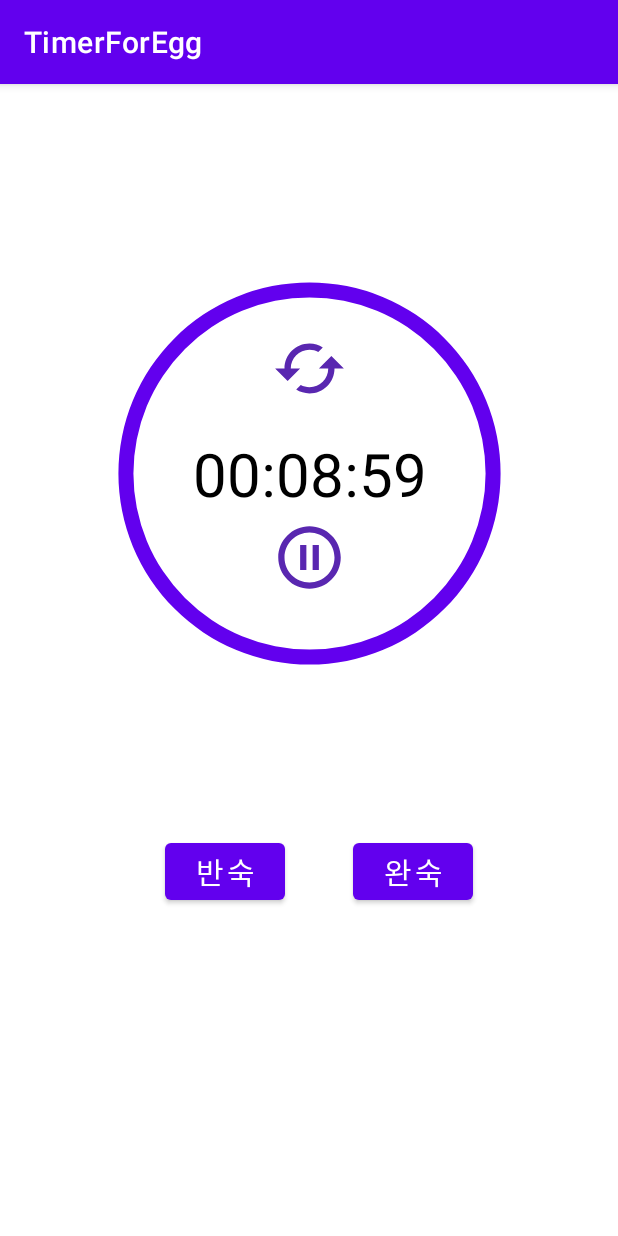
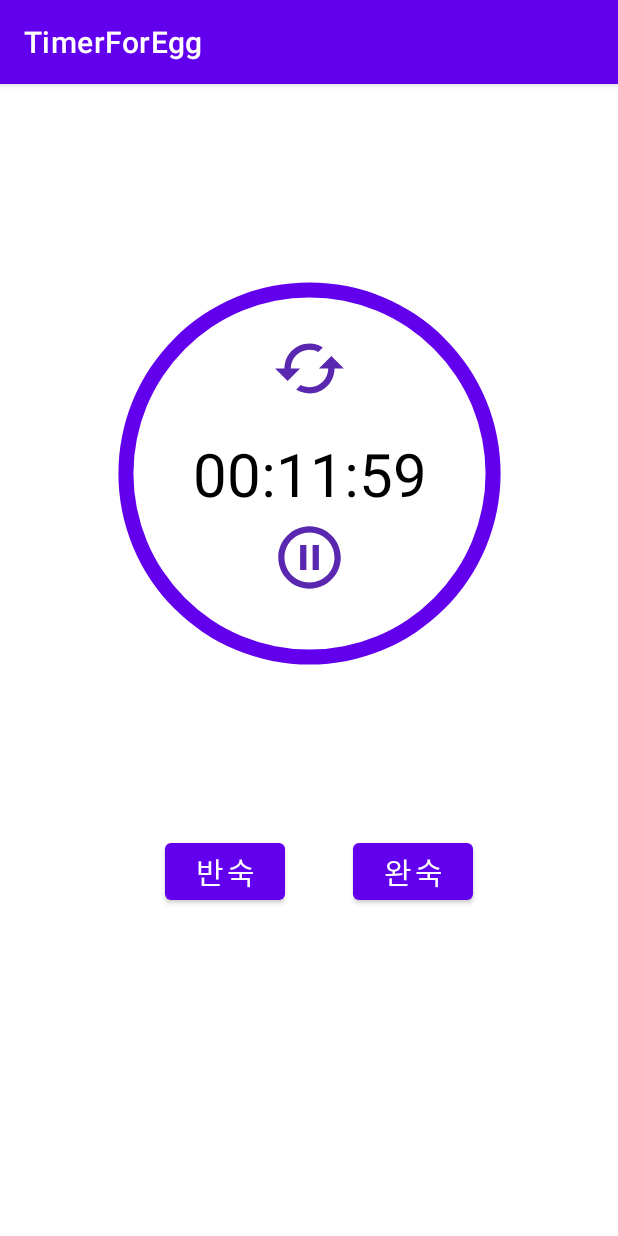
Before and after one commit to bomingming/TimerForEgg, an Android app: the screen it shows after launch (MainActivity), after a tap on an icon or button, on a phone screen of 412 x 824 dp. Run offline under Robolectric (Android 15) with nearby library versions, the phone set to English and light mode, and no system bars; 3 other taps on this screen came first.

Commit message:
반숙 완숙 버튼 기능 구현

```diff
--- a/app/src/main/java/kr/co/company/timerforegg/MainActivity.java
+++ b/app/src/main/java/kr/co/company/timerforegg/MainActivity.java
@@ -41,8 +41,29 @@ public class MainActivity extends AppCompatActivity implements View.OnClickListe
         initViews();
         initListeners();
 
-        // 리스너로 반숙이 버튼 작업중
+        Button soft = (Button) findViewById(R.id.soft);
+        Button hard = (Button) findViewById(R.id.hard);
 
+        View.OnClickListener listener = new View.OnClickListener() {
+            @Override
+            public void onClick(View view) {
+                switch (view.getId()){
+                    case R.id.soft:
+                        setTimerValues();
+                        textViewTime.setText(hmsTimeFormatter(timeCountInMilliSeconds));
+                        break;
+                    case R.id.hard:
+                        setTimerValuesHard();
+                        textViewTime.setText(hmsTimeFormatter(timeCountInMilliSeconds));
+                        break;
+                }
+            }
+        };
+
+        soft.setOnClickListener(listener);
+        hard.setOnClickListener(listener);
+
+        /*// 리스너로 반숙이 버튼 작업중
         View.OnClickListener listener = new View.OnClickListener() {
             @Override
             public void onClick(View view) {
@@ -51,7 +72,7 @@ public class MainActivity extends AppCompatActivity implements View.OnClickListe
             }
         };
         Button soft = (Button) findViewById(R.id.soft); // 버튼 불러오기
-        soft.setOnClickListener(listener); // 메소드 호출하여 48줄에 만든 리스너 집어넣기
+        soft.setOnClickListener(listener); // 메소드 호출하여 48줄에 만든 리스너 집어넣기*/
 
 
 
```
